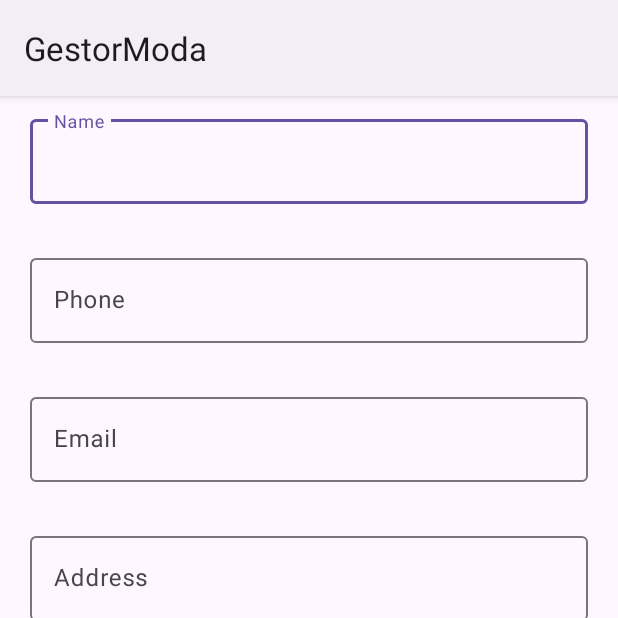
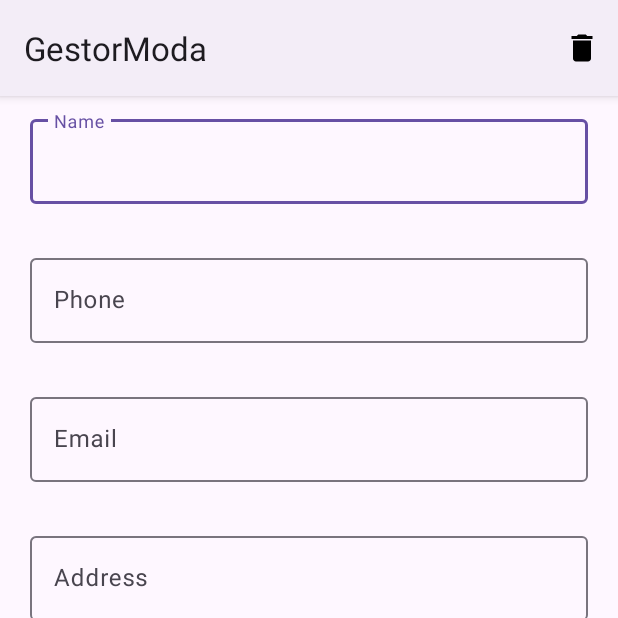
Before and after one commit to KaimDev/sales-management-android, an Android app: the fragment UpdateCustomerFragment shown on its own in the app's theme, on a phone screen of 412 x 824 dp, the top half of it. Run offline under Robolectric (Android 15) with nearby library versions, the phone set to English and light mode, and no system bars; 5 statements that could not run were skipped.

Commit message:
feat: Add delete customer (#1)

```diff
--- a/app/src/main/java/com/example/salesmanagement/database/daos/CustomerDao.kt
+++ b/app/src/main/java/com/example/salesmanagement/database/daos/CustomerDao.kt
@@ -22,7 +22,7 @@ interface CustomerDao
     fun getById(id: Int): Customer
 
     @Delete
-    fun delete(customer: Customer)
+    suspend fun delete(customer: Customer)
 
     @Update
     suspend fun update(customer: Customer)
--- a/app/src/main/java/com/example/salesmanagement/database/repositories/CustomerRepository.kt
+++ b/app/src/main/java/com/example/salesmanagement/database/repositories/CustomerRepository.kt
@@ -12,7 +12,7 @@ class CustomerRepository(private val customerDao: CustomerDao)
         customerDao.insert(customer)
     }
 
-    fun delete(customer: Customer)
+    suspend fun delete(customer: Customer)
     {
         customerDao.delete(customer)
     }
--- a/app/src/main/java/com/example/salesmanagement/ui/customer/update/UpdateCustomerFragment.kt
+++ b/app/src/main/java/com/example/salesmanagement/ui/customer/update/UpdateCustomerFragment.kt
@@ -1,11 +1,17 @@
 package com.example.salesmanagement.ui.customer.update
 
+import android.app.AlertDialog
 import androidx.fragment.app.viewModels
 import android.os.Bundle
 import androidx.fragment.app.Fragment
 import android.view.LayoutInflater
+import android.view.Menu
+import android.view.MenuInflater
+import android.view.MenuItem
 import android.view.View
 import android.view.ViewGroup
+import androidx.core.view.MenuHost
+import androidx.core.view.MenuProvider
 import androidx.navigation.fragment.findNavController
 import androidx.navigation.fragment.navArgs
 import com.example.salesmanagement.databinding.FragmentUpdateCustomerBinding
@@ -14,6 +20,7 @@ import com.example.salesmanagement.validations.PhoneValidator
 import com.example.salesmanagement.validations.TextIsNotEmptyValidator
 import com.google.android.material.floatingactionbutton.ExtendedFloatingActionButton
 import com.google.android.material.textfield.TextInputLayout
+import com.example.salesmanagement.R
 
 class UpdateCustomerFragment : Fragment()
 {
@@ -26,7 +33,7 @@ class UpdateCustomerFragment : Fragment()
     private lateinit var tilCustomerPhone: TextInputLayout
     private lateinit var tilCustomerEmail: TextInputLayout
     private lateinit var tilCustomerAddress: TextInputLayout
-    private lateinit var fabUpdateButton : ExtendedFloatingActionButton
+    private lateinit var fabUpdateButton: ExtendedFloatingActionButton
 
     override fun onCreateView(
         inflater: LayoutInflater, container: ViewGroup?,
@@ -35,11 +42,50 @@ class UpdateCustomerFragment : Fragment()
     {
         _binding = FragmentUpdateCustomerBinding.inflate(inflater, container, false)
 
+        onCreateMenu()
         initializeComponents()
         configureComponents()
         setupListeners()
 
         return _binding!!.root
+    }
+
+    private fun onCreateMenu()
+    {
+        (requireActivity() as MenuHost).addMenuProvider(object : MenuProvider
+        {
+            override fun onCreateMenu(menu: Menu, menuInflater: MenuInflater)
+            {
+                menuInflater.inflate(R.menu.delete_menu, menu)
+            }
+
+            override fun onMenuItemSelected(menuItem: MenuItem): Boolean
+            {
+                return handleItems(menuItem)
+            }
+        }, viewLifecycleOwner)
+
+    }
+
+    private fun handleItems(menuItem: MenuItem): Boolean
+    {
+        if (menuItem.itemId == R.id.action_delete_customer)
+        {
+            val builder = AlertDialog.Builder(requireContext())
+            builder.setPositiveButton("Yes") { _, _ ->
+                viewModel.deleteCustomer(args.currentCustomer)
+                findNavController().navigate(UpdateCustomerFragmentDirections.actionNavUpdateCustomerToNavCustomer())
+            }
+            builder.setNegativeButton("No") { _, _ -> }
+            builder.setTitle("Delete ${args.currentCustomer.name}?")
+            builder.setMessage("Are you sure you want to delete ${args.currentCustomer.name}?")
+            builder.create().show()
+
+            return true
+        }
+
+        val navController = findNavController()
+        return navController.navigateUp()
     }
 
     private fun initializeComponents()
--- /dev/null
+++ b/app/src/main/res/drawable/ic_delete.xml
@@ -0,0 +1,5 @@
+<vector xmlns:android="http://schemas.android.com/apk/res/android" android:height="24dp" android:tint="#000000" android:viewportHeight="24" android:viewportWidth="24" android:width="24dp">
+
+    <path android:fillColor="@android:color/white" android:pathData="M6,19c0,1.1 0.9,2 2,2h8c1.1,0 2,-0.9 2,-2V7H6v12zM19,4h-3.5l-1,-1h-5l-1,1H5v2h14V4z"/>
+
+</vector>
--- /dev/null
+++ b/app/src/main/res/menu/delete_menu.xml
@@ -0,0 +1,12 @@
+<?xml version="1.0" encoding="utf-8"?>
+<menu xmlns:android="http://schemas.android.com/apk/res/android"
+    xmlns:app="http://schemas.android.com/apk/res-auto">
+
+    <item
+        android:id="@+id/action_delete_customer"
+        android:iconTint="@color/white"
+        android:icon="@drawable/ic_delete"
+        android:title="@string/delete"
+        app:showAsAction="ifRoom" />
+
+</menu>
--- a/app/src/main/res/values/strings.xml
+++ b/app/src/main/res/values/strings.xml
@@ -37,6 +37,7 @@
     <!--    Actions-->
     <string name="save">Save</string>
     <string name="update">Update</string>
+    <string name="delete">Delete</string>
 
     <!--    Customer view-->
     <string name="customer_empty">There are no customers yet</string>
```
Also changed, not shown: app/src/main/java/com/example/salesmanagement/MainActivity.kt (+2 -8 lines), app/src/main/java/com/example/salesmanagement/ui/customer/update/UpdateCustomerViewModel.kt (+14 -1 lines).
